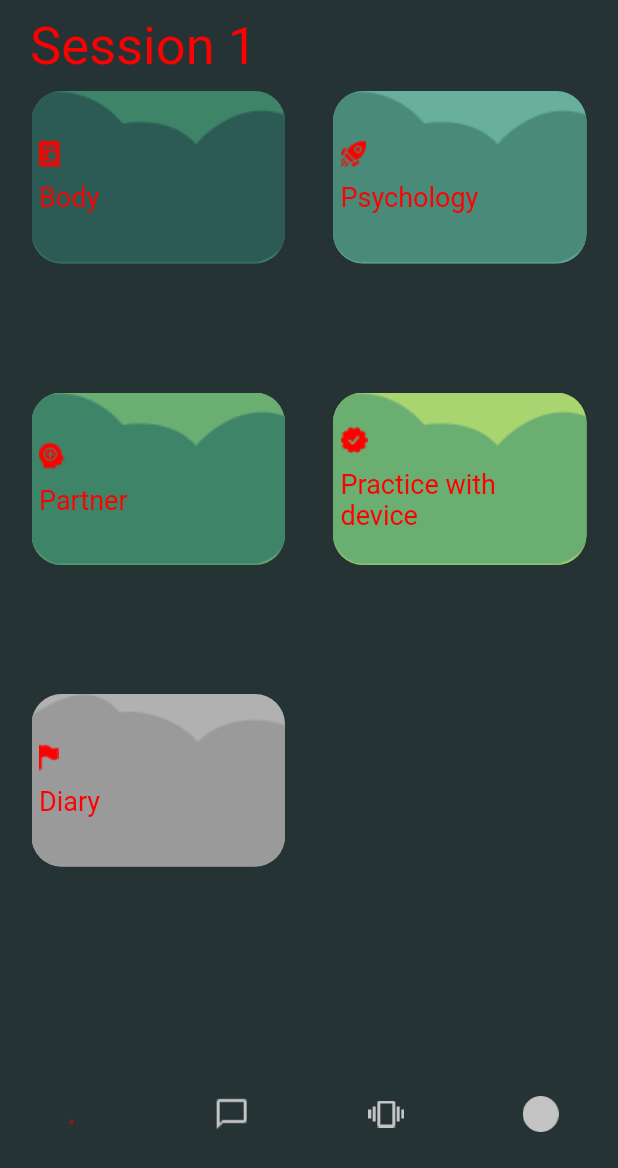
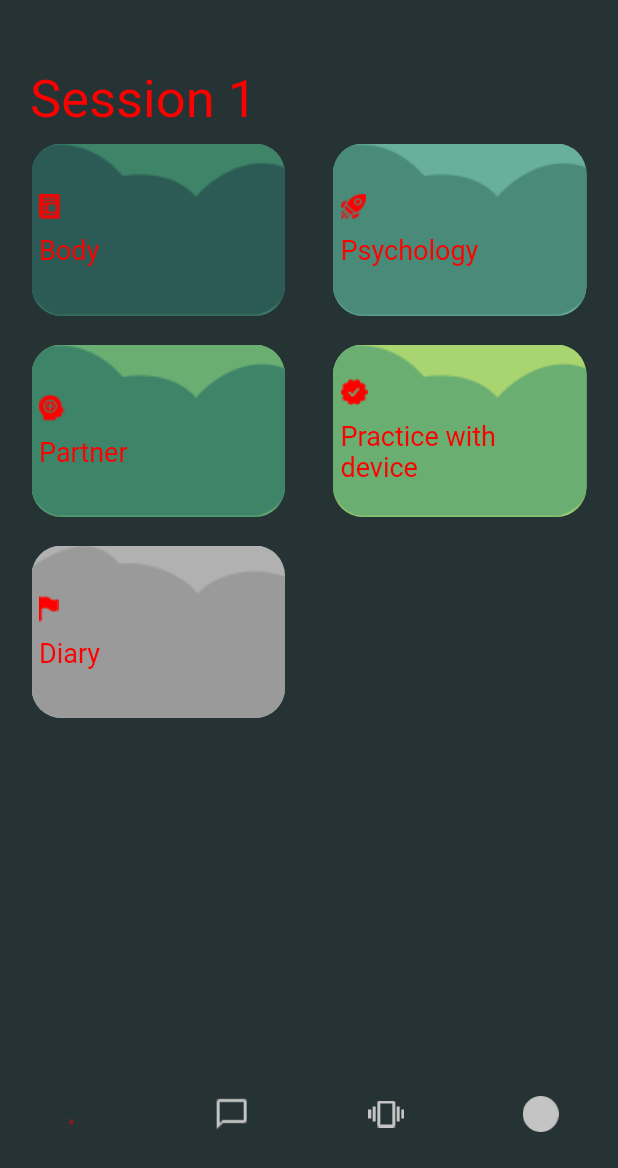
Before and after one commit to LiubovKostomarova/Female_Health_App, a Flutter app: the screen it shows after launch, on a phone screen of 412 x 824 dp, the part 68-1236 px from its top. Run offline on Flutter 3.47's test engine with Material 2 defaults, Android fonts, the phone set to English and light mode, and no system bars; Roboto replaces fonts that are missing (Alegreya).

Commit message:
padding changed

```diff
--- a/lib/screens/session.dart
+++ b/lib/screens/session.dart
@@ -174,7 +174,7 @@ class SessionTypesListScreen extends StatelessWidget {
         appBar: BaseAppBar(),
         body: Column(children: [
           Container(
-              padding: const EdgeInsets.only(left: 20),
+              padding: const EdgeInsets.only(left: 20, top: 35),
               child: Align(
                   alignment: Alignment.centerLeft,
                   child: Text('Session 1',
@@ -186,10 +186,8 @@ class SessionTypesListScreen extends StatelessWidget {
               child: GridView.count(
                   primary: false,
                   padding: const EdgeInsets.all(5),
-                  //crossAxisSpacing: 20,
-                  //mainAxisSpacing: 20,
                   crossAxisCount: 2,
-                  //childAspectRatio: (1 / 1),
+                  childAspectRatio: 1.5,
                   children: <Widget>[
                 for (var session in sessions)
                   ListTile(
```
Also changed, not shown: lib/screens/details_page.dart (+3 -4 lines).
